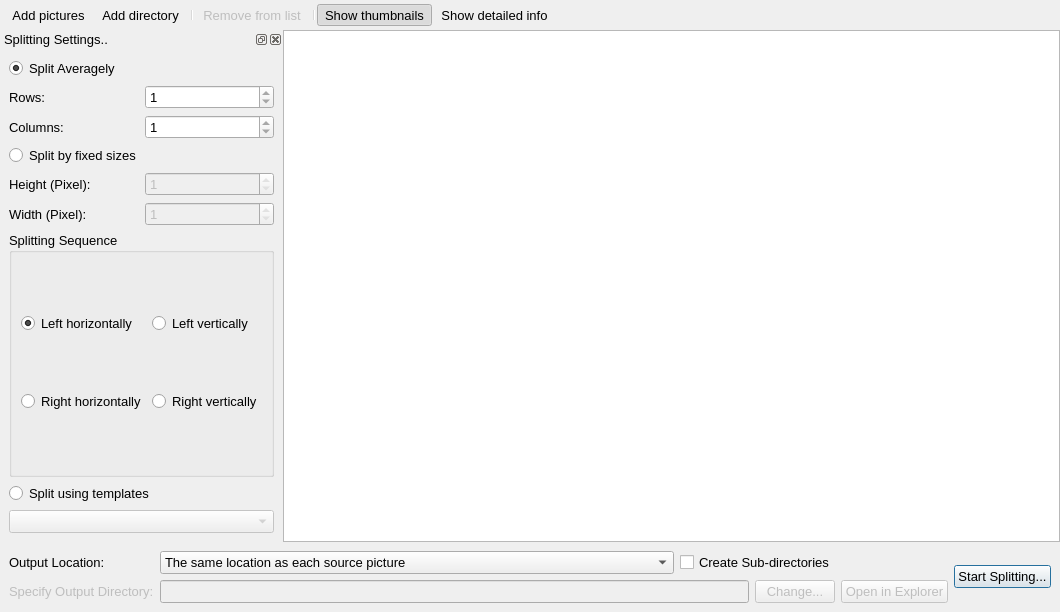
Old version of the form src/ui/fpsbatchdialog.ui in the repository zxunge/FreePictureSplitter.
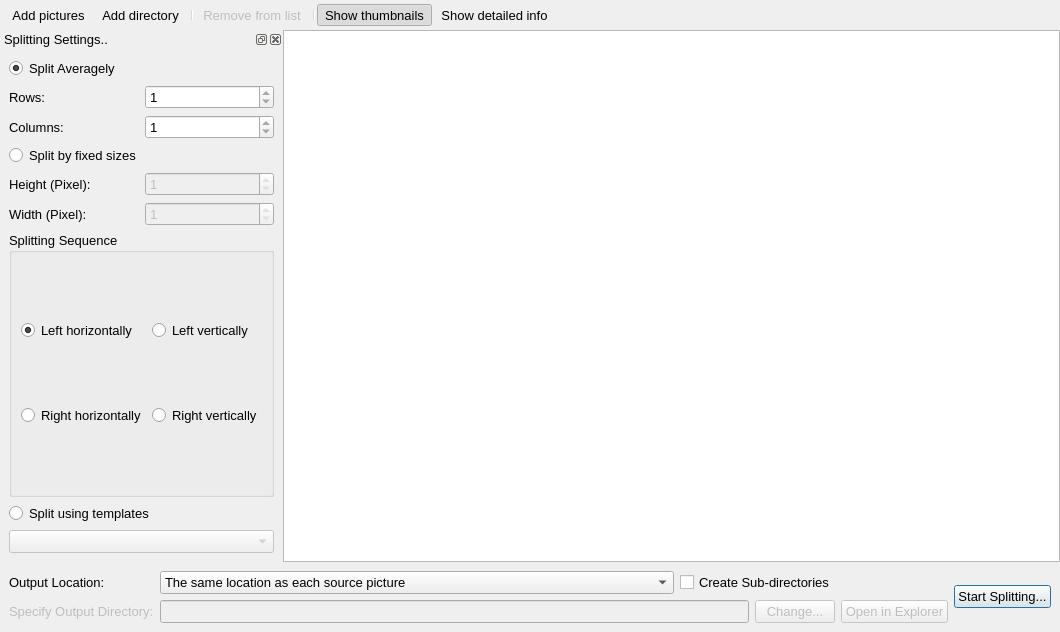
New version of the form. Icons and pictures are not drawn.

The edit to the form file:
```diff
--- a/src/ui/fpsbatchdialog.ui
+++ b/src/ui/fpsbatchdialog.ui
@@ -7,7 +7,7 @@
     <x>0</x>
     <y>0</y>
     <width>1060</width>
-    <height>612</height>
+    <height>632</height>
    </rect>
   </property>
   <property name="font">
```
Left out of the diff: 3 changed lines with no effect on the pictures.
